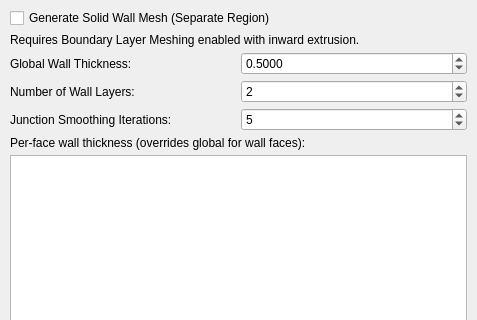
The window that Code/Source/sv4gui/Plugins/org.sv.gui.qt.meshing/sv4gui_MeshEdit.ui (halfmoon0109/SimVascular) describes before a commit, drawn with Qt 5; both pictures show x 0 to 477 and y 344 to 664 of the 477 by 795 pixel window.
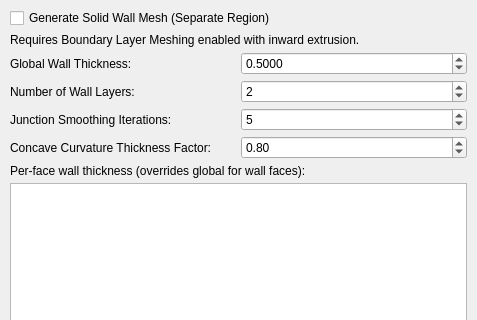
The same window after the commit. The open tabs and pages were chosen to show the change. Custom widgets are drawn as their Qt base class.

The edit to the form file:
```diff
--- a/Code/Source/sv4gui/Plugins/org.sv.gui.qt.meshing/sv4gui_MeshEdit.ui
+++ b/Code/Source/sv4gui/Plugins/org.sv.gui.qt.meshing/sv4gui_MeshEdit.ui
@@ -2130,6 +2130,53 @@
                </layout>
               </widget>
              </item>
+             <item>
+              <widget class="QWidget" name="widget_wallCurvature" native="true">
+               <layout class="QHBoxLayout" name="horizontalLayout_wallCurvature">
+                <property name="spacing">
+                 <number>5</number>
+                </property>
+                <property name="leftMargin">
+                 <number>0</number>
+                </property>
+                <property name="topMargin">
+                 <number>0</number>
+                </property>
+                <property name="rightMargin">
+                 <number>0</number>
+                </property>
+                <property name="bottomMargin">
+                 <number>0</number>
+                </property>
+                <item>
+                 <widget class="QLabel" name="label_wallCurvature">
+                  <property name="text">
+                   <string>Concave Curvature Thickness Factor:</string>
+                  </property>
+                 </widget>
+                </item>
+                <item>
+                 <widget class="QDoubleSpinBox" name="dsbWallCurvatureT">
+                  <property name="toolTip">
+                   <string>&lt;html&gt;&lt;head/&gt;&lt;body&gt;&lt;p&gt;Limits the wall thickness in concave regions (such as vessel junctions) to this fraction of the local concave radius of curvature so the extruded outer wall does not fold over and self-intersect. Valid range is 0 to 1; set to 0 to disable the limit.&lt;/p&gt;&lt;/body&gt;&lt;/html&gt;</string>
+                  </property>
+                  <property name="minimum">
+                   <double>0.000000000000000</double>
+                  </property>
+                  <property name="maximum">
+                   <double>1.000000000000000</double>
+                  </property>
+                  <property name="singleStep">
+                   <double>0.050000000000000</double>
+                  </property>
+                  <property name="value">
+                   <double>0.800000000000000</double>
+                  </property>
+                 </widget>
+                </item>
+               </layout>
+              </widget>
+             </item>
              <item>
               <widget class="QLabel" name="label_wallThicknessTable">
                <property name="text">
```
